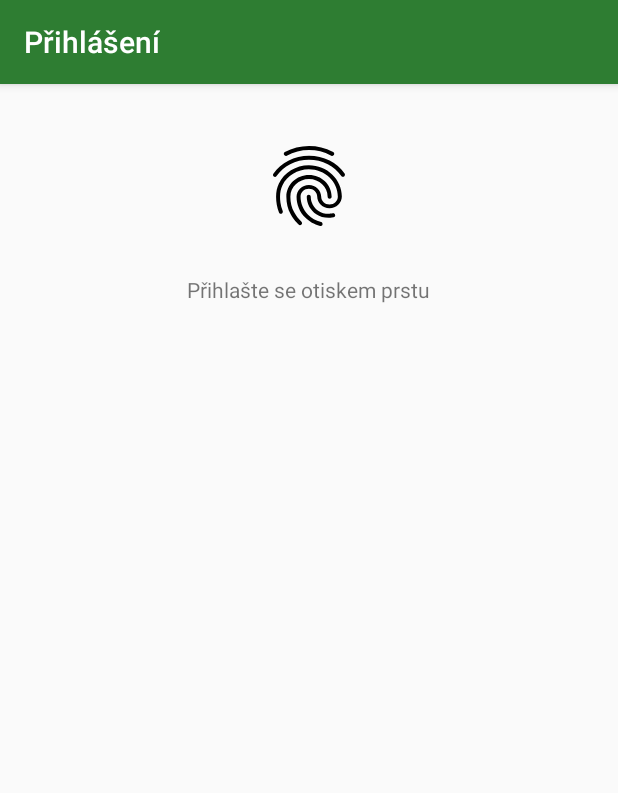
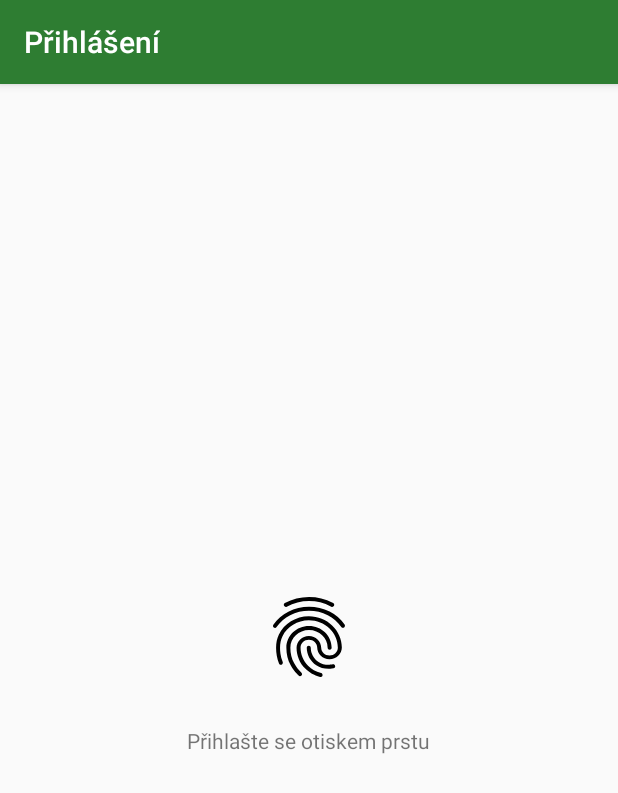
Before and after one commit to thenracker/hackathon, an Android app: the screen it shows after launch (LoginActivity), on a phone screen of 412 x 824 dp. Shown: the top 793 px of the screen. Run offline under Robolectric (Android 15) with nearby library versions, the phone set to English and light mode, and no system bars; our stand-ins replace ButterKnife; libraries missing offline, so code that uses them is left out: com.dropbox.core, com.raizlabs.android; pictures from the network do not load; 3 statements that could not run were skipped.

Commit message:
Designeček

```diff
--- a/app/src/main/res/layout/fragment_login.xml
+++ b/app/src/main/res/layout/fragment_login.xml
@@ -18,6 +18,13 @@
 
     </android.support.design.widget.AppBarLayout>
 
+    <LinearLayout
+        android:orientation="vertical"
+        android:layout_width="match_parent"
+        android:layout_height="match_parent"
+        android:layout_marginTop="36dp"
+        android:gravity="center">
+
         <ImageView
             android:layout_width="64dp"
             android:layout_height="64dp"
@@ -35,4 +42,8 @@
             android:text="@string/fingerprint_login"
             android:layout_below="@+id/fingerprintImageView"
             android:layout_marginTop="27dp" />
+
+    </LinearLayout>
+
+
 </RelativeLayout>
```
Lines whose indentation alone changed are shown as unchanged.
